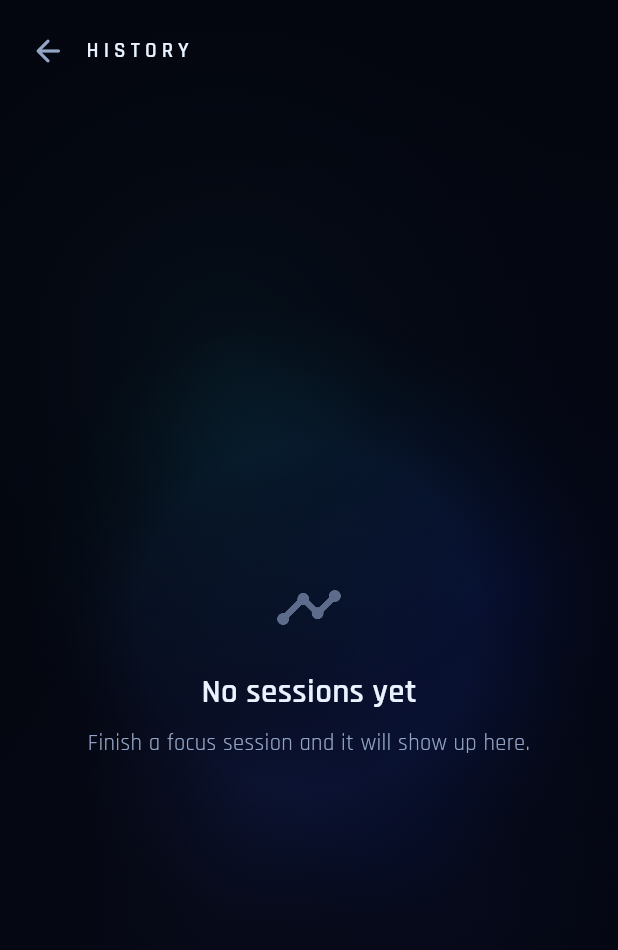
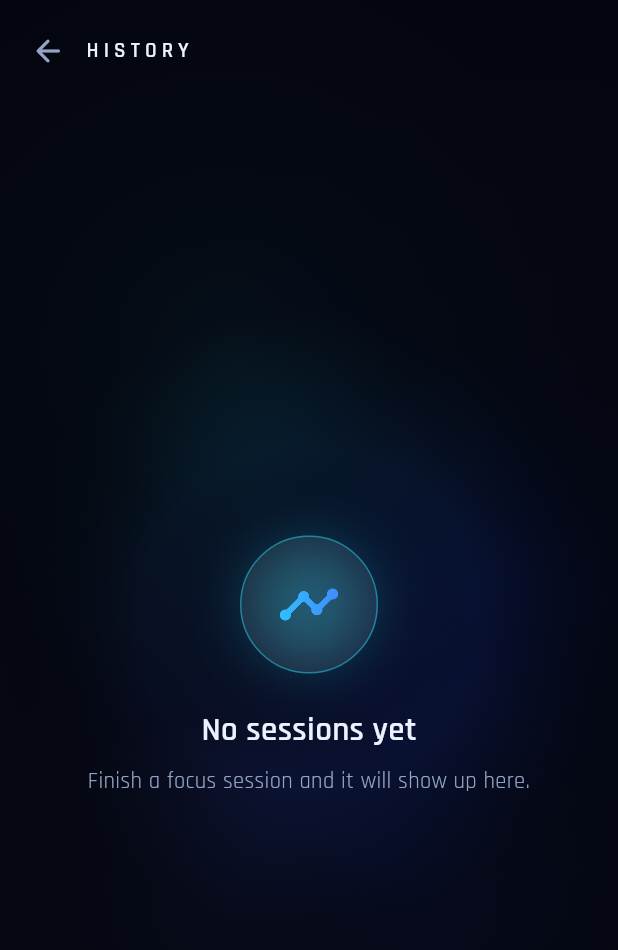
Before and after one commit to abhishekkulhary/chronoflux, a Flutter app: the screen it shows after launch, after a tap on the "insights" icon, on a phone screen of 412 x 824 dp. Shown: the top 950 px of the screen. Run offline on Flutter 3.47's test engine with Material 3 defaults, Android fonts, the phone set to English and light mode, and no system bars; our stand-ins replace audioplayers, fl_chart, flutter_local_notifications, flutter_riverpod, hive_ce_flutter, shared_preferences and 1 more; missing offline and left inert: window_manager; accounts and stored records are empty.

Commit message:
Polish the header, phase label and empty history
- Wordmark takes all the free header width (a Spacer used to claim half) and
  icon buttons are compact on phones, so it no longer shrinks to a sliver
- New flux-ring logo mark beside the wordmark, tinted by the current phase
- Phase name sits in a lit capsule in the phase colours
- Empty history shows a glowing disc instead of a grey icon

```diff
--- a/lib/features/history/history_screen.dart
+++ b/lib/features/history/history_screen.dart
@@ -337,9 +337,33 @@ class _EmptyState extends StatelessWidget {
         child: Column(
           mainAxisSize: MainAxisSize.min,
           children: [
-            Icon(Icons.timeline_rounded,
-                size: 46, color: NeonSurfaces.textFaint),
-            const SizedBox(height: 18),
+            // A lit disc in the focus colours, so the empty screen still
+            // belongs to the app rather than reading as an error.
+            Container(
+              width: 92,
+              height: 92,
+              decoration: BoxDecoration(
+                shape: BoxShape.circle,
+                color: NeonSurfaces.glassFill,
+                border: Border.all(
+                  color: PhasePalette.focus.glow.withValues(alpha: 0.45),
+                ),
+                boxShadow: [
+                  BoxShadow(
+                    color: PhasePalette.focus.glow.withValues(alpha: 0.30),
+                    blurRadius: 32,
+                    spreadRadius: -6,
+                  ),
+                ],
+              ),
+              child: ShaderMask(
+                shaderCallback: (rect) =>
+                    PhasePalette.focus.sweep.createShader(rect),
+                child: const Icon(Icons.timeline_rounded,
+                    size: 42, color: Colors.white),
+              ),
+            ),
+            const SizedBox(height: 22),
             Text('No sessions yet',
                 style: AppTypography.textTheme.titleLarge),
             const SizedBox(height: 8),
--- a/lib/features/timer/presentation/timer_screen.dart
+++ b/lib/features/timer/presentation/timer_screen.dart
@@ -120,13 +120,21 @@ class _TopBar extends StatelessWidget {
 
   @override
   Widget build(BuildContext context) {
+    // On phones three 52 px buttons left the wordmark a sliver of width, so it
+    // scaled down to near-illegible. Compact buttons give it room back.
+    final compact = MediaQuery.sizeOf(context).width < 440;
+    final buttonSize = compact ? 44.0 : 52.0;
+    final gap = compact ? 8.0 : 10.0;
     return Padding(
-      padding: const EdgeInsets.fromLTRB(20, 12, 20, 0),
+      padding: EdgeInsets.fromLTRB(compact ? 16 : 20, 12, compact ? 16 : 20, 0),
       child: Row(
         children: [
-          // Shrinks rather than overflows on narrow screens and at large
-          // system text scales.
-          Flexible(
+          _FluxMark(palette: palette),
+          const SizedBox(width: 10),
+          // Takes all the free width (a Spacer beside it used to claim half)
+          // and only shrinks when even that is not enough — narrow windows,
+          // large system text scales.
+          Expanded(
             child: FittedBox(
               fit: BoxFit.scaleDown,
               alignment: Alignment.centerLeft,
@@ -136,15 +144,16 @@ class _TopBar extends StatelessWidget {
                   'CHRONOFLUX',
                   maxLines: 1,
                   style: AppTypography.displaySmall(17, weight: 700)
-                      .copyWith(color: Colors.white, letterSpacing: 4),
+                      .copyWith(color: Colors.white, letterSpacing: 3),
                 ),
               ),
             ),
           ),
-          const Spacer(),
+          const SizedBox(width: 8),
           // The native apps are offered from the web build only.
           if (kIsWeb) ...[
             NeonIconButton(
+              size: buttonSize,
               icon: Icons.download_rounded,
               tooltip: GetTheAppStrings.of(context).getTheApp,
               onPressed: () => Navigator.of(context).push(
@@ -153,17 +162,19 @@ class _TopBar extends StatelessWidget {
                 ),
               ),
             ),
-            const SizedBox(width: 10),
+            SizedBox(width: gap),
           ],
           NeonIconButton(
+            size: buttonSize,
             icon: Icons.insights_outlined,
             tooltip: 'History',
             onPressed: () => Navigator.of(context).push(
               MaterialPageRoute<void>(builder: (_) => const HistoryScreen()),
             ),
           ),
-          const SizedBox(width: 10),
+          SizedBox(width: gap),
           NeonIconButton(
+            size: buttonSize,
             icon: Icons.tune_rounded,
             tooltip: 'Settings',
             onPressed: () => Navigator.of(context).push(
@@ -309,14 +320,30 @@ class _PhaseLabel extends StatelessWidget {
       child: Column(
         key: ValueKey(state.phase),
         children: [
-          ShaderMask(
-            shaderCallback: (rect) => palette.sweep.createShader(rect),
-            child: Text(
-              state.phase.shortLabel,
-              style: AppTypography.eyebrow.copyWith(color: Colors.white),
+          // The phase name sits in a lit capsule, tinted by the phase.
+          Container(
+            padding: const EdgeInsets.symmetric(horizontal: 16, vertical: 7),
+            decoration: BoxDecoration(
+              borderRadius: BorderRadius.circular(999),
+              color: palette.glow.withValues(alpha: 0.08),
+              border: Border.all(color: palette.glow.withValues(alpha: 0.45)),
+              boxShadow: [
+                BoxShadow(
+                  color: palette.glow.withValues(alpha: 0.28),
+                  blurRadius: 18,
+                  spreadRadius: -4,
+                ),
+              ],
+            ),
+            child: ShaderMask(
+              shaderCallback: (rect) => palette.sweep.createShader(rect),
+              child: Text(
+                state.phase.shortLabel,
+                style: AppTypography.eyebrow.copyWith(color: Colors.white),
+              ),
             ),
           ),
-          const SizedBox(height: 6),
+          const SizedBox(height: 10),
           Text(
             state.phase.tagline,
             style: AppTypography.textTheme.bodyMedium,
@@ -545,3 +572,64 @@ class _Stat extends StatelessWidget {
     );
   }
 }
+
+/// The logo mark beside the wordmark: an almost-closed ring in the phase
+/// gradient with a bright head, echoing the timer dial.
+class _FluxMark extends StatelessWidget {
+  const _FluxMark({required this.palette});
+
+  final PhasePalette palette;
+
+  @override
+  Widget build(BuildContext context) {
+    return SizedBox.square(
+      dimension: 22,
+      child: CustomPaint(painter: _FluxMarkPainter(palette)),
+    );
+  }
+}
+
+class _FluxMarkPainter extends CustomPainter {
+  _FluxMarkPainter(this.palette);
+
+  final PhasePalette palette;
+
+  @override
+  void paint(Canvas canvas, Size size) {
+    final center = size.center(Offset.zero);
+    final radius = size.shortestSide / 2 - 2.5;
+    final rect = Rect.fromCircle(center: center, radius: radius);
+    const start = -math.pi / 2;
+    const sweep = math.pi * 1.62;
+    canvas.drawArc(
+      rect,
+      start,
+      sweep,
+      false,
+      Paint()
+        ..style = PaintingStyle.stroke
+        ..strokeWidth = 3
+        ..strokeCap = StrokeCap.round
+        ..shader = SweepGradient(
+          startAngle: start,
+          endAngle: start + sweep,
+          colors: [palette.end, palette.start],
+          transform: const GradientRotation(start),
+        ).createShader(rect),
+    );
+    final head = center +
+        Offset(math.cos(start + sweep), math.sin(start + sweep)) * radius;
+    canvas.drawCircle(
+      head,
+      4,
+      Paint()
+        ..color = palette.glow.withValues(alpha: 0.6)
+        ..maskFilter = const MaskFilter.blur(BlurStyle.normal, 3),
+    );
+    canvas.drawCircle(head, 2.2, Paint()..color = Colors.white);
+  }
+
+  @override
+  bool shouldRepaint(_FluxMarkPainter old) =>
+      old.palette.start != palette.start || old.palette.end != palette.end;
+}
--- a/lib/features/timer/presentation/widgets/neon_button.dart
+++ b/lib/features/timer/presentation/widgets/neon_button.dart
@@ -141,12 +141,17 @@ class NeonIconButton extends StatelessWidget {
     required this.onPressed,
     required this.tooltip,
     this.palette,
+    this.size = 52,
   });
 
   final IconData icon;
   final VoidCallback? onPressed;
   final String tooltip;
   final PhasePalette? palette;
+
+  /// Diameter. The header uses a smaller size on phones so the wordmark keeps
+  /// its room.
+  final double size;
 
   @override
   Widget build(BuildContext context) {
@@ -164,11 +169,11 @@ class NeonIconButton extends StatelessWidget {
               onTap: onPressed,
               customBorder: const CircleBorder(),
               child: SizedBox(
-                width: 52,
-                height: 52,
+                width: size,
+                height: size,
                 child: Icon(
                   icon,
-                  size: 22,
+                  size: size * 0.42,
                   color: onPressed == null
                       ? NeonSurfaces.textFaint
                       : NeonSurfaces.textSecondary,
```
